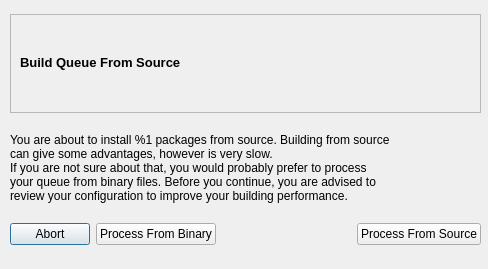
The window that trunk/ui/reviewBuildingDialog.ui (drf/shaman1) describes before a commit, drawn with Qt 5.
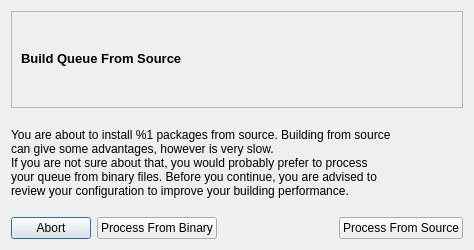
The same window after the commit. Icons and pictures are not drawn.

```diff
--- a/trunk/ui/reviewBuildingDialog.ui
+++ b/trunk/ui/reviewBuildingDialog.ui
@@ -5,22 +5,15 @@
    <rect>
     <x>0</x>
     <y>0</y>
-    <width>488</width>
-    <height>269</height>
+    <width>474</width>
+    <height>250</height>
    </rect>
   </property>
   <property name="windowTitle" >
    <string>Dialog</string>
   </property>
-  <widget class="QWidget" name="layoutWidget" >
-   <property name="geometry" >
-    <rect>
-     <x>10</x>
-     <y>14</y>
-     <width>471</width>
-     <height>231</height>
-    </rect>
-   </property>
+  <layout class="QGridLayout" >
+   <item row="0" column="0" >
    <layout class="QVBoxLayout" >
     <item>
      <widget class="QFrame" name="frame" >
@@ -119,7 +112,8 @@
      </layout>
     </item>
    </layout>
-  </widget>
+   </item>
+  </layout>
  </widget>
  <resources/>
  <connections/>
```
Lines whose indentation alone changed are shown as unchanged.
